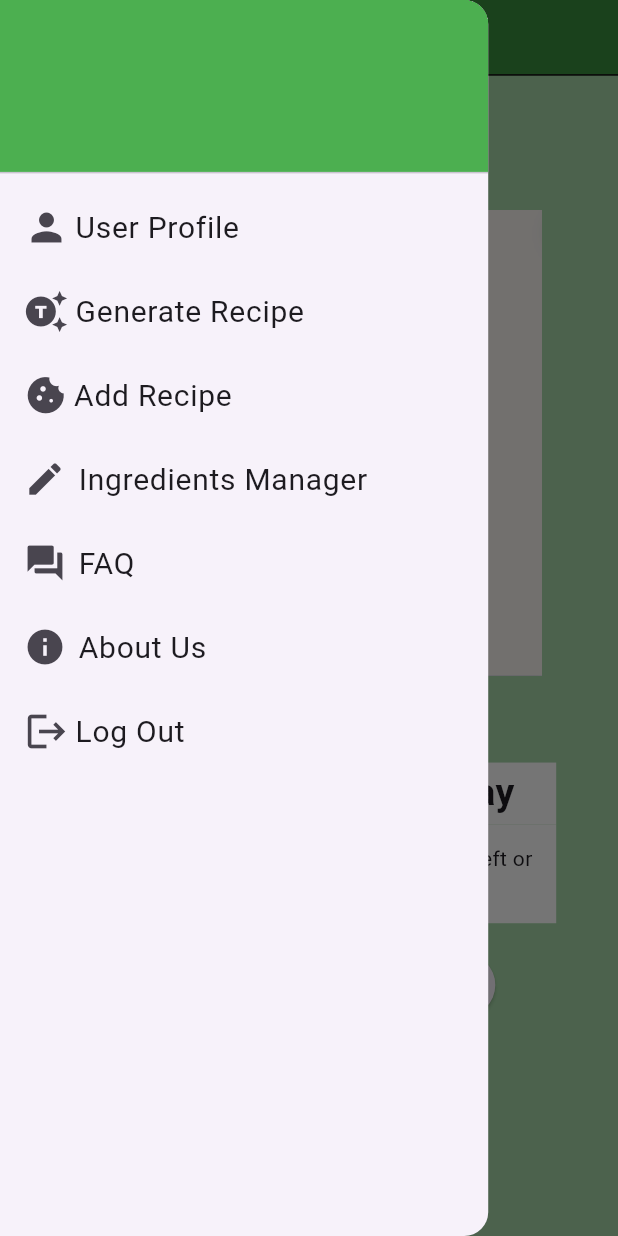
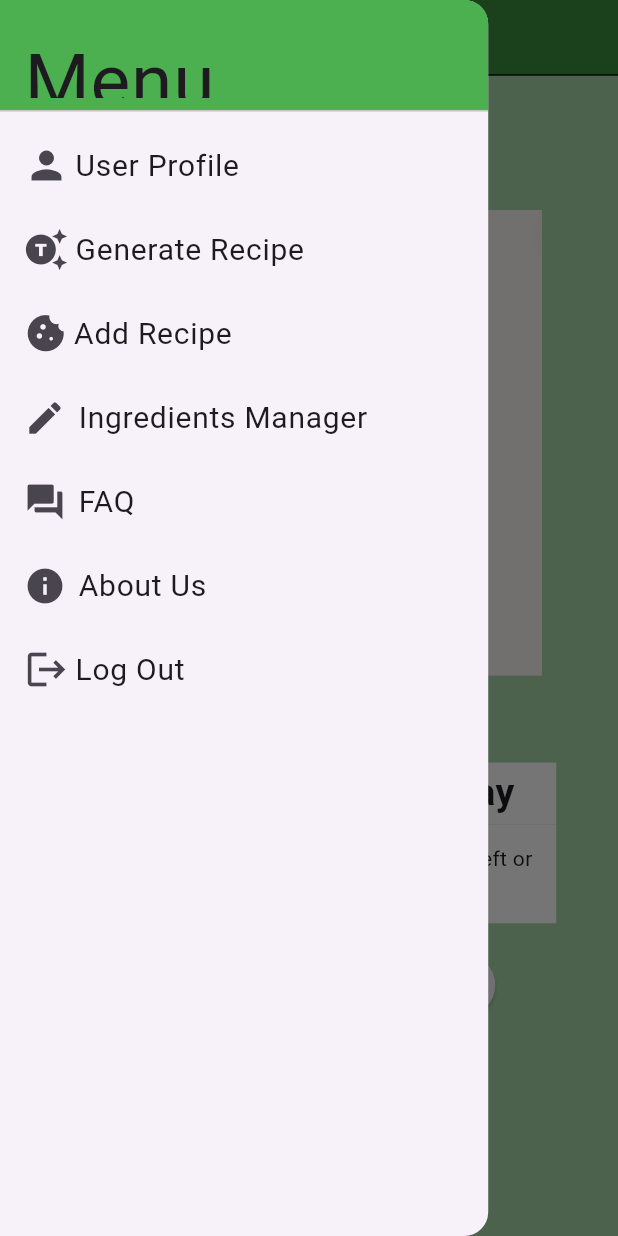
Before and after one commit to RhysRoo/SDrecipe, a Flutter app: the screen it shows once a user with an empty profile is signed in, with the side drawer open, on a phone screen of 412 x 824 dp. Run offline on Flutter 3.47's test engine with Material 3 defaults, Android fonts, the phone set to English and light mode, and no system bars; our stand-ins replace cloud_firestore, firebase_auth, firebase_core, google_sign_in, sign_in_with_apple, video_player; accounts and stored records are empty.

Commit message:
fixing_app_draw

```diff
--- a/recipe_app/lib/pages/home_page/home_page.dart
+++ b/recipe_app/lib/pages/home_page/home_page.dart
@@ -138,12 +138,12 @@ class _AuthScreenState extends State<HomePage> {
             padding: EdgeInsets.zero,
             children: [
               SizedBox(
-                height: MediaQuery.of(context).size.height * 0.15,
+                height: MediaQuery.of(context).size.height * 0.1,
                 child: const DrawerHeader(
                   decoration: BoxDecoration(color: Colors.green),
                   child: Text(
                     'Menu',
-                    style: TextStyle(fontSize: 0),
+                    style: TextStyle(fontSize: 50),
                   ),
                 ),
               ),
```
